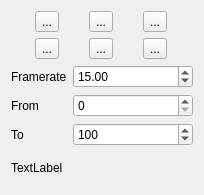
The window that krita/plugins/extensions/dockers/animation/wdg_animation.ui (KDE/krita) describes before a commit, drawn with Qt 5.
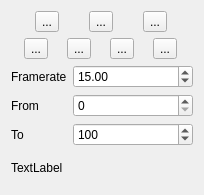
The same window after the commit.

Commit message: Add GUI for onion skin options

Patch:
```diff
--- a/krita/plugins/extensions/dockers/animation/wdg_animation.ui
+++ b/krita/plugins/extensions/dockers/animation/wdg_animation.ui
@@ -62,6 +62,13 @@
        </property>
       </widget>
      </item>
+     <item>
+      <widget class="QToolButton" name="btnOnionSkinOptions">
+       <property name="text">
+        <string>...</string>
+       </property>
+      </widget>
+     </item>
     </layout>
    </item>
    <item>
```
The commit also changes 11 other files.
